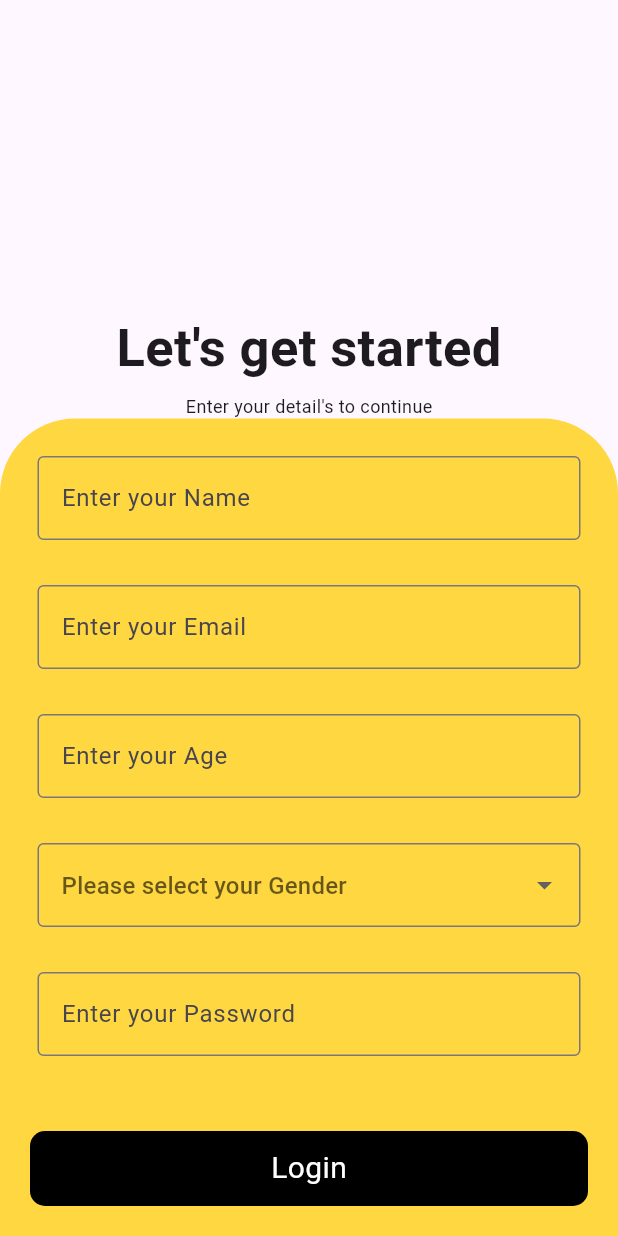
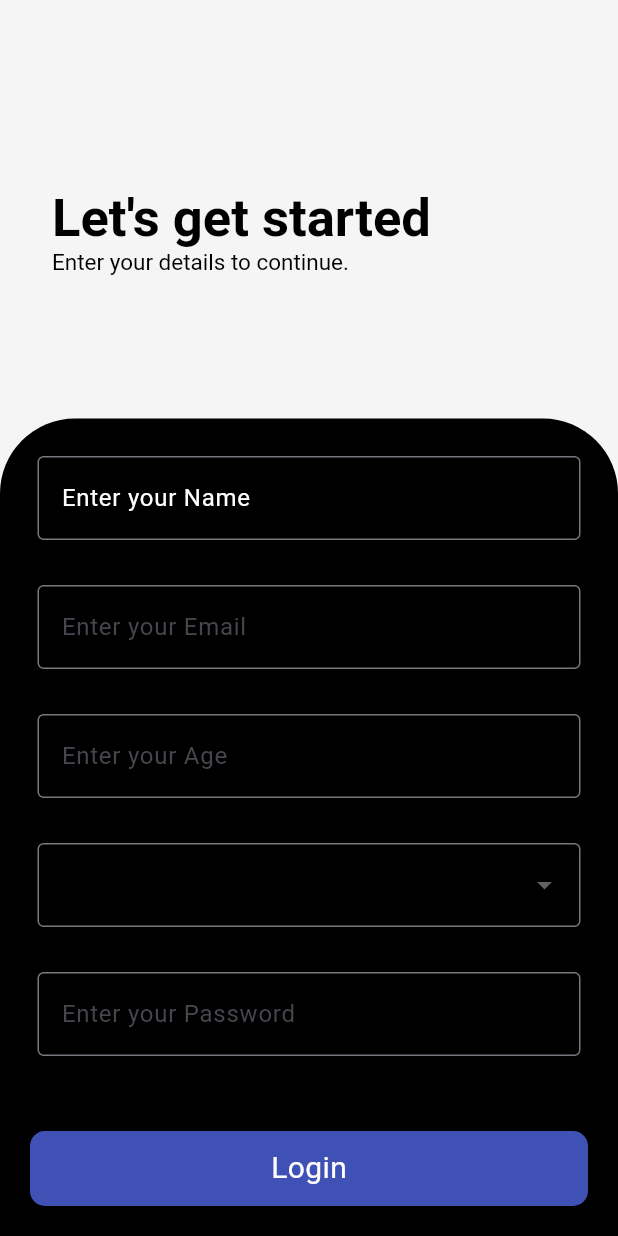
Before and after one commit to ZainR10/Flutter-Rooms, a Flutter app: the screen it shows after launch, on a phone screen of 412 x 824 dp. Run offline on Flutter 3.47's test engine with Material 3 defaults, Android fonts, the phone set to English and light mode, and no system bars; our stand-ins replace shared_preferences.

Commit message:
fixed padding issues

```diff
--- a/lib/login.dart
+++ b/lib/login.dart
@@ -1,4 +1,5 @@
 import 'package:flutter/material.dart';
+// import 'package:flutter/widgets.dart';
 // import 'package:flutter/rendering.dart';
 // import 'package:flutter/widgets.dart';
 import 'package:flutter_rooms/student_screen.dart';
@@ -23,25 +24,38 @@ class _LoginState extends State<Login> {
   @override
   Widget build(BuildContext context) {
     return Scaffold(
+      backgroundColor: const Color.fromARGB(60, 214, 211, 211),
       body: Column(
         mainAxisAlignment: MainAxisAlignment.end,
         crossAxisAlignment: CrossAxisAlignment.center,
         children: [
-          const Text(
-            "Let's get started",
-            style: TextStyle(fontSize: 35, fontWeight: FontWeight.bold),
+          Padding(
+            padding: const EdgeInsets.only(bottom: 90, right: 90),
+            child: RichText(
+              text: const TextSpan(
+                children: [
+                  TextSpan(
+                    text: "Let's get started\n",
+                    style: TextStyle(
+                        fontSize: 35,
+                        fontWeight: FontWeight.bold,
+                        color: Colors.black),
+                  ),
+                  TextSpan(
+                    text: "Enter your details to continue.",
+                    style: TextStyle(fontSize: 15, color: Colors.black),
+                  ),
+                ],
+              ),
+            ),
           ),
           const SizedBox(height: 5),
-          const Text(
-            "Enter your detail's to continue",
-            style: TextStyle(fontSize: 12),
-          ),
           Container(
             decoration: const BoxDecoration(
                 borderRadius: BorderRadius.only(
                     topLeft: Radius.circular(50),
                     topRight: Radius.circular(50)),
-                color: Colors.amberAccent),
+                color: Colors.black),
             child: Column(
               children: [
                 Padding(
@@ -53,9 +67,12 @@ class _LoginState extends State<Login> {
                         //****name*****
                         TextFormField(
                           decoration: const InputDecoration(
-                            border: OutlineInputBorder(),
-                            hintText: 'Enter your Name',
-                          ),
+                              fillColor: Colors.amber,
+                              border: OutlineInputBorder(),
+                              hintText: 'Enter your Name',
+                              hintStyle: TextStyle(
+                                  color: Colors.white,
+                                  fontWeight: FontWeight.normal)),
                           controller: nameController,
                           validator: (String? value) {
                             if (value == null || value.isEmpty) {
@@ -183,7 +200,7 @@ class _LoginState extends State<Login> {
                     child: Container(
                       decoration: BoxDecoration(
                           borderRadius: BorderRadius.circular(10),
-                          color: Colors.black),
+                          color: Colors.indigo),
                       height: 50,
                       width: double.infinity,
                       // color: Colors.black,
```
